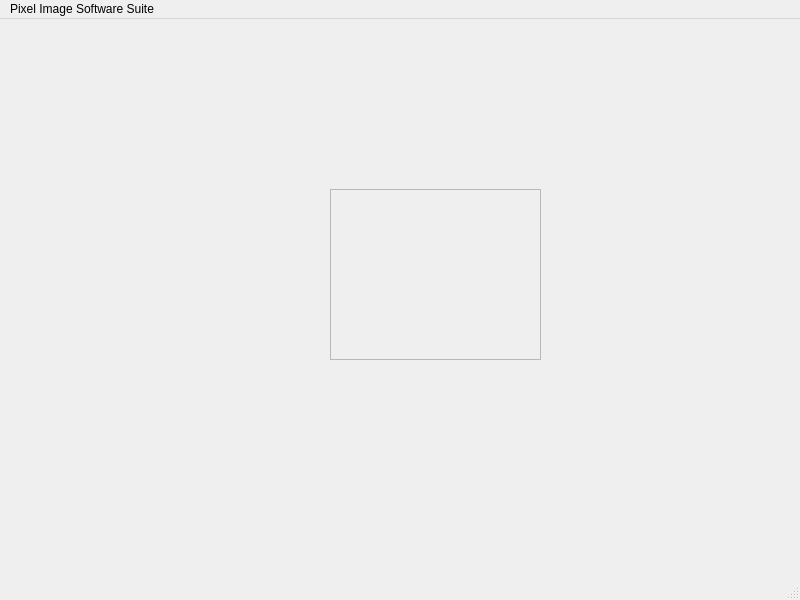
The window that mainwindow.ui (loporlp/Sprite-Editor) describes before a commit, drawn with Qt 5.
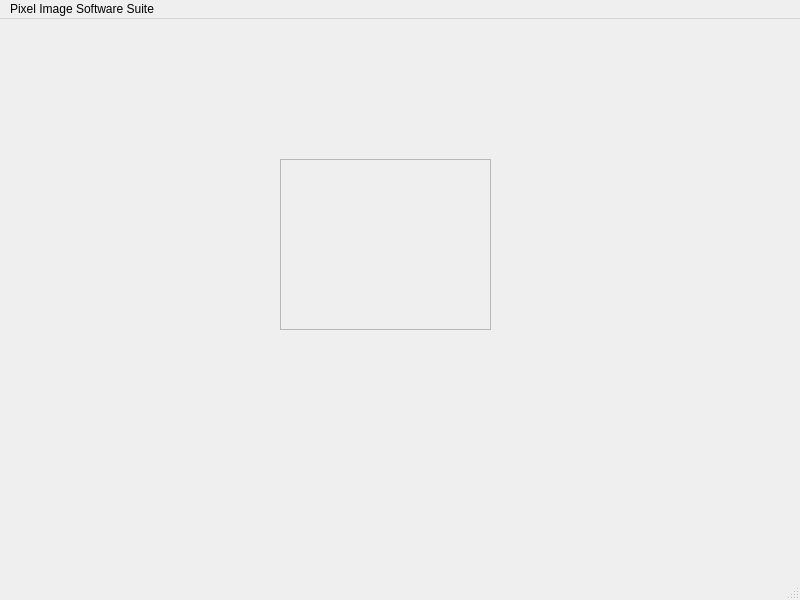
The same window after the commit.

Commit message: Added Button Widget to QFrame

Diff of the .ui file:
```diff
--- a/mainwindow.ui
+++ b/mainwindow.ui
@@ -17,8 +17,8 @@
    <widget class="QFrame" name="canvas">
     <property name="geometry">
      <rect>
-      <x>330</x>
-      <y>170</y>
+      <x>280</x>
+      <y>140</y>
       <width>211</width>
       <height>171</height>
      </rect>
```
The commit also changes 1 other file.
